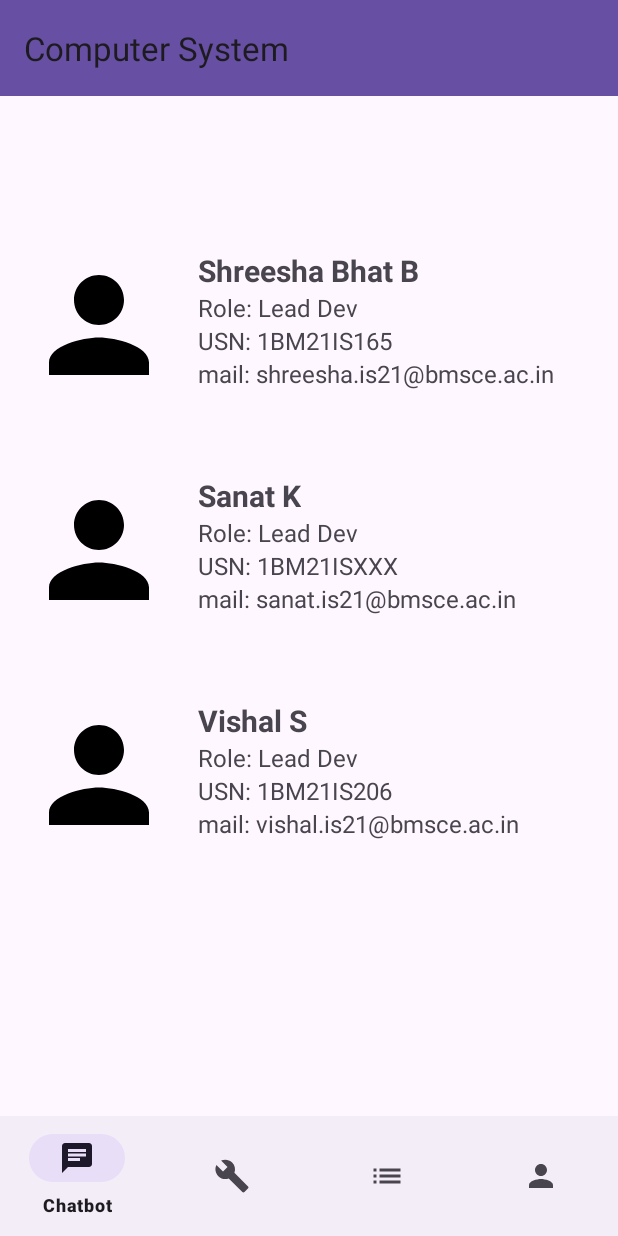
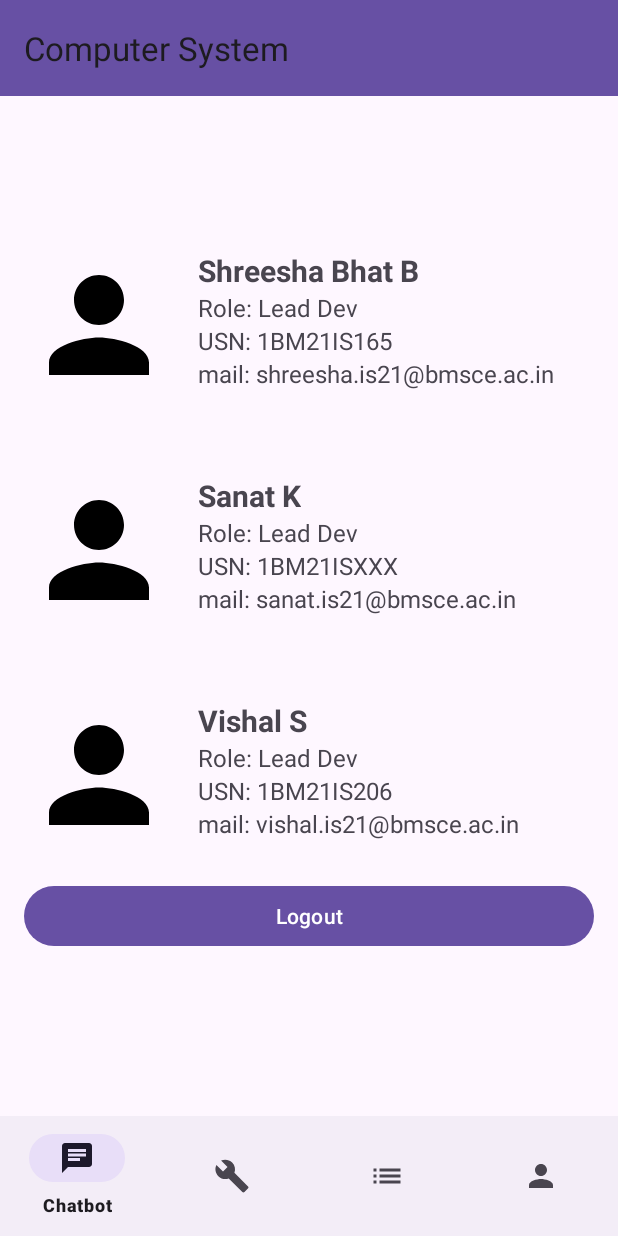
Before and after one commit to sanat-k1/Expert_System, an Android app: the fragment about placed in its activity, on a phone screen of 412 x 824 dp. Run offline under Robolectric (Android 15) with nearby library versions, the phone set to English and light mode, and no system bars.

Commit message:
logout is implemented

```diff
--- a/app/src/main/java/com/example/pchelper/about.kt
+++ b/app/src/main/java/com/example/pchelper/about.kt
@@ -1,5 +1,6 @@
 package com.example.pchelper
 
+import android.content.Context
 import android.content.Intent
 import android.net.Uri
 import android.os.Bundle
@@ -7,7 +8,7 @@ import androidx.fragment.app.Fragment
 import android.view.LayoutInflater
 import android.view.View
 import android.view.ViewGroup
-import android.widget.TextView
+import android.widget.Button
 
 private const val ARG_PARAM1 = "param1"
 private const val ARG_PARAM2 = "param2"
@@ -29,6 +30,16 @@ class about : Fragment() {
             param1 = it.getString(ARG_PARAM1)
             param2 = it.getString(ARG_PARAM2)
         }
+
+        // Set OnClickListener for the logout button
+    }
+    override fun onViewCreated(view: View, savedInstanceState: Bundle?) {
+        super.onViewCreated(view, savedInstanceState)
+
+        // Set OnClickListener for the logout button
+        view.findViewById<Button>(R.id.logoutButton)?.setOnClickListener {
+            logout()
+        }
     }
     // Function to open email client
     fun composeEmail(email: String) {
@@ -44,5 +55,14 @@ class about : Fragment() {
             // You can prompt the user to install Gmail or use a different email client
         }
     }
+    private fun logout() {
+        val sharedPref = requireActivity().getSharedPreferences("mypref", Context.MODE_PRIVATE)
+        val editor = sharedPref.edit()
+        editor.clear()
+        editor.apply()
 
+        val intent = Intent(requireContext(), login::class.java)
+        startActivity(intent)
+        requireActivity().finish()
+    }
 }
--- a/app/src/main/java/com/example/pchelper/home.kt
+++ b/app/src/main/java/com/example/pchelper/home.kt
@@ -20,7 +20,7 @@ class home : AppCompatActivity() {
                 R.id.Chatbot -> replaceFragment(chatbot())
                 R.id.vish1 -> replaceFragment(bobthebuilder())
                 R.id.vish2 -> replaceFragment(fag2())
-                R.id.about -> startActivity(Intent(this, login::class.java))
+                R.id.about ->replaceFragment(about())
                 else ->{
 
                 }
--- a/app/src/main/res/layout/fragment_about.xml
+++ b/app/src/main/res/layout/fragment_about.xml
@@ -155,5 +155,19 @@
             </LinearLayout>
         </LinearLayout>
 
+        <LinearLayout
+            android:layout_width="match_parent"
+            android:layout_height="wrap_content"
+            android:orientation="vertical"
+            android:gravity="center_horizontal"
+            android:layout_marginTop="20dp">
+
+            <Button
+                android:layout_width="match_parent"
+                android:layout_height="wrap_content"
+                android:text="Logout"
+                android:id="@+id/logoutButton"/>
+
+        </LinearLayout>
     </LinearLayout>
 </FrameLayout>
```
Also changed, not shown: app/src/main/java/com/example/pchelper/login.kt (+23 -0 lines).
